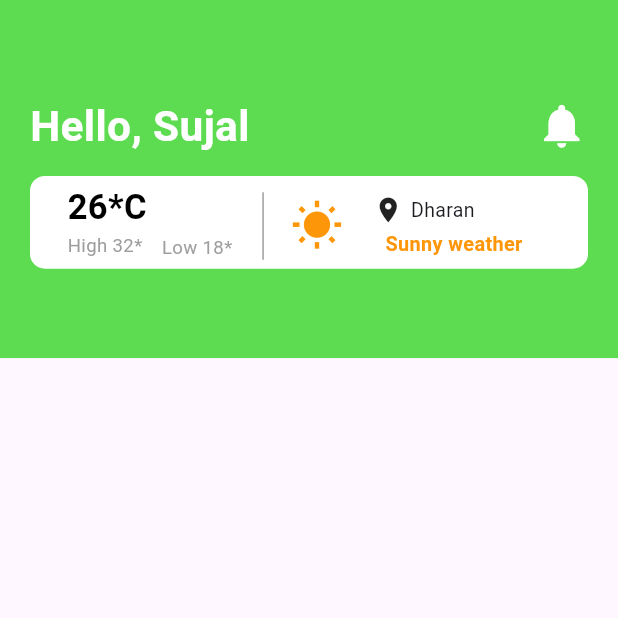
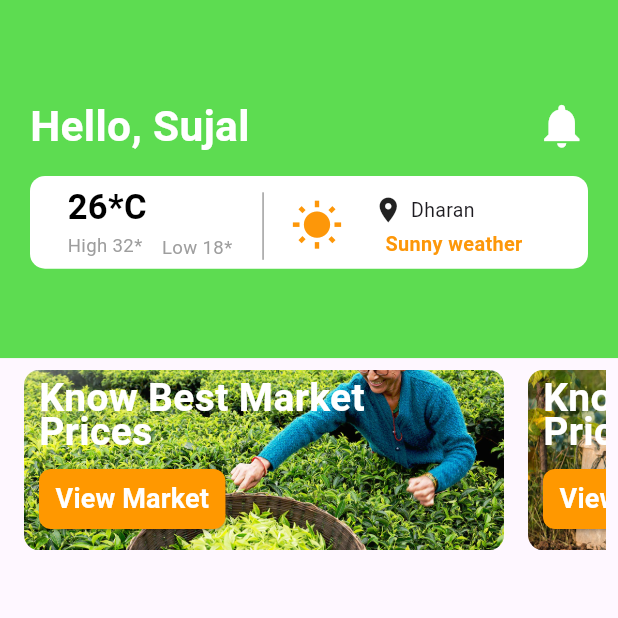
Before and after one commit to sujalbahing/Final-Year-Project, a Flutter app: the HomeScreen screen opened directly, on a phone screen of 412 x 824 dp, the top half of it. Run offline on Flutter 3.47's test engine with Material 3 defaults, Android fonts, the phone set to English and light mode, and no system bars; our stand-ins replace flutter_screenutil, google_fonts, shared_preferences; accounts and stored records are empty.

Commit message:
Mid Complete

```diff
--- a/Development/krishi/lib/Screens/mainscreens/home_screen.dart
+++ b/Development/krishi/lib/Screens/mainscreens/home_screen.dart
@@ -1,6 +1,7 @@
 import 'package:flutter/material.dart';
 import 'package:flutter_screenutil/flutter_screenutil.dart';
 import 'package:krishi/components/app_color.dart';
+import 'package:krishi/components/images.dart';
 
 class HomeScreen extends StatefulWidget {
   const HomeScreen({super.key});
@@ -155,6 +156,81 @@ class _HomeScreenState extends State<HomeScreen> {
               ),
             ),
           ),
+          Padding(
+            padding: const EdgeInsets.all(8.0),
+            child: SingleChildScrollView(
+                      scrollDirection: Axis.horizontal,
+                      child: Row(
+                        children: List.generate(
+                            imagePaths.length,
+                            (index) => Padding(
+                              padding: const EdgeInsets.symmetric(horizontal: 8.0),
+                              child: Container(
+                                width: 320,
+                                height: 120,
+                                decoration: BoxDecoration(
+                                borderRadius: BorderRadius.circular(15),
+                                color: Colors.red[200], // Background color
+                              ),
+                              child: ClipRRect(
+                                borderRadius: BorderRadius.circular(10),
+                               child: Stack(
+                                children: [
+                                  Image.asset(
+                                  imagePaths[index],
+                                  fit: BoxFit.cover,
+                                  width: double.infinity,
+                                  height: double.infinity,
+                                ),
+                                Positioned(
+                                bottom: 10,
+                                left: 10,
+                                child: Column(
+                                  crossAxisAlignment: CrossAxisAlignment.start,
+                                  children: [
+                                    Text(
+                                      'Know Best Market\nPrices',
+                                      style: TextStyle(
+                                        color: Colors.white,
+                                        fontSize: 26,
+                                        fontWeight: FontWeight.bold,
+                                        height: 0.9,
+                                      ),
+                                    ),
+                                    SizedBox(height: 10), // Space between text and button
+                                    ElevatedButton(
+                                      onPressed: () {
+                                        // Define button action here
+                                      },
+                                      style: ElevatedButton.styleFrom(
+                                        backgroundColor: Colors.orange, // Button color
+                                        shape: RoundedRectangleBorder(
+                                          borderRadius: BorderRadius.circular(8), // Rounded corners
+                                        ),
+                                        padding: EdgeInsets.symmetric(horizontal: 11),
+                                      ),
+                                      child: Text(
+                                        'View Market',
+                                        style: TextStyle(
+                                          fontSize: 18,
+                                          fontWeight: FontWeight.bold,
+                                          color: Colors.white, // Text color
+                                        ),
+                                      ),
+                                    ),
+                                  ],
+                                ),
+                              ),
+                                ],
+                               ),
+                              ),
+                              ),)
+                        ),
+                      ),
+                    ),
+          ),
+          SizedBox(height: 10), // Space between sections
+
         ],
       ),
     );
--- /dev/null
+++ b/Development/krishi/lib/components/images.dart
@@ -0,0 +1,7 @@
+
+
+final List<String> imagePaths = [
+  'assets/view1.jpg',
+  'assets/view2.jpg',
+  'assets/view3.jpg',
+];
```
Also changed, not shown: Development/krishi/assets/veg1.jpg (added), Development/krishi/assets/veg2.jpg (added), Development/krishi/assets/view1.jpg (added), Development/krishi/assets/view2.jpg (added), Development/krishi/assets/view3.jpg (added).
